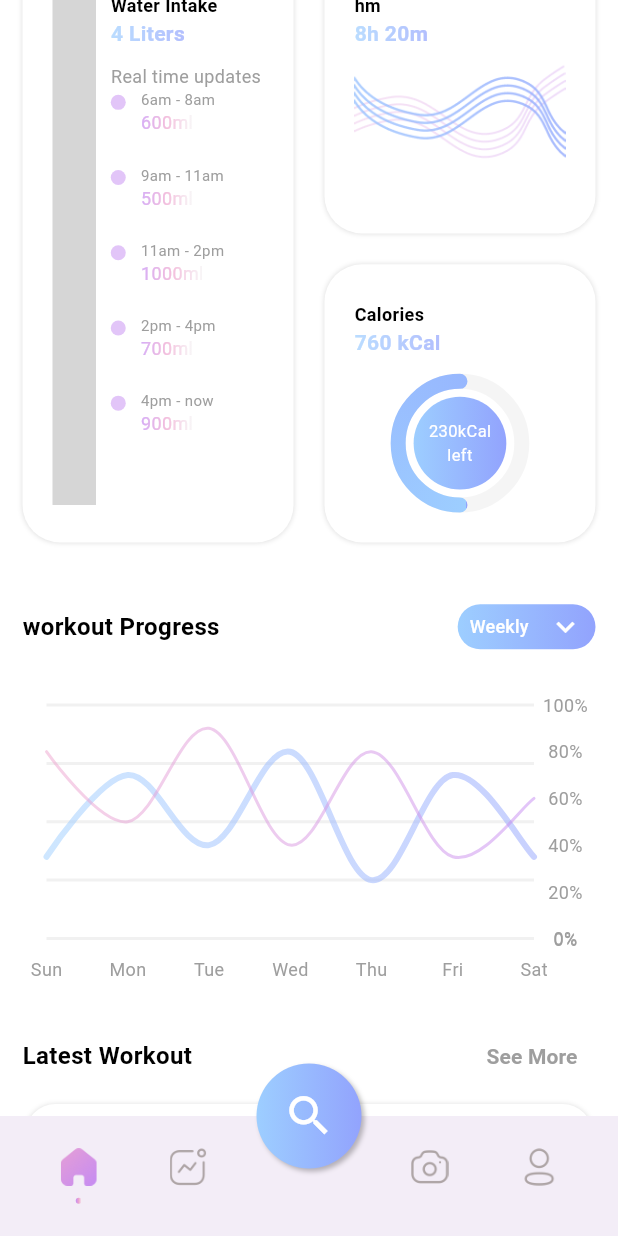
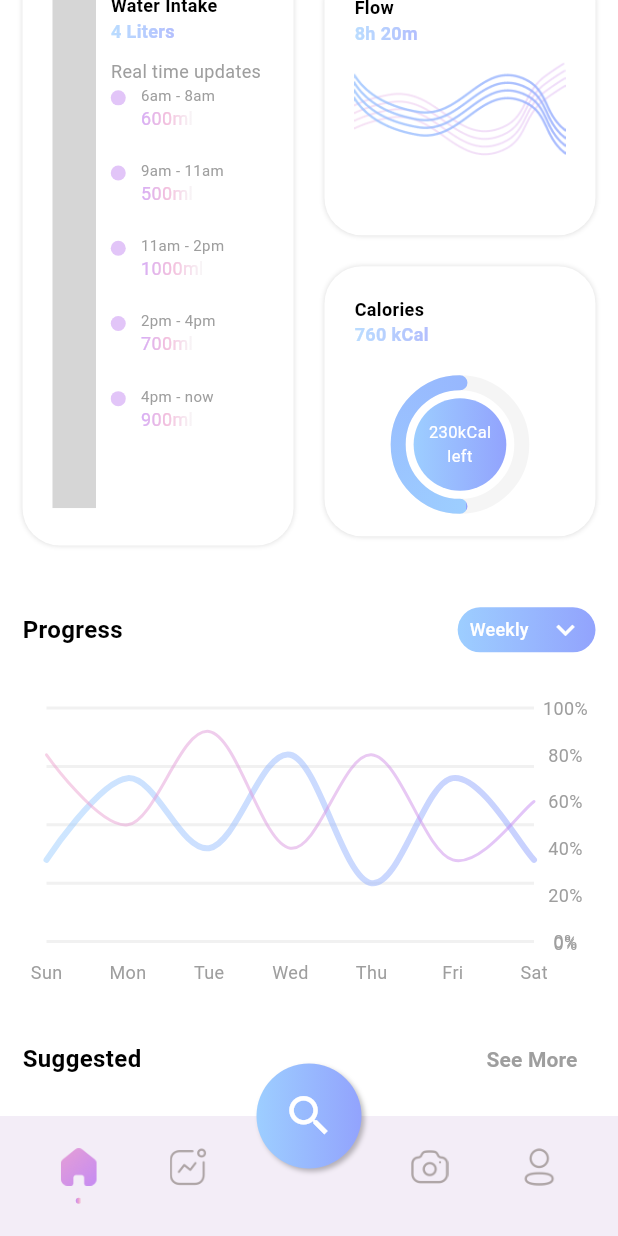
Before and after one commit to hareem7bilal/FITR, a Flutter app: the screen it shows once a user with an empty profile is signed in, scrolled down 576 dp, on a phone screen of 412 x 824 dp. Run offline on Flutter 3.47's test engine with Material 3 defaults, Android fonts, the light colour scheme and no system bars; drawn by our look-alikes of fl_chart, simple_circular_progress_bar; our stand-ins replace animated_toggle_switch, bloc, camera, carousel_slider, cloud_firestore, equatable and 11 more; missing offline and left inert: calendar_agenda, dotted_dashed_line, firebase_app_check, google_mlkit_commons, simple_animation_progress_bar, tflite and 1 more; accounts and stored records are empty; Roboto replaces fonts that are missing (Poppins); grey boxes are pictures that could not be loaded.

Commit message:
fixed layout

```diff
--- a/app/lib/views/home/home_view.dart
+++ b/app/lib/views/home/home_view.dart
@@ -10,10 +10,10 @@ import 'package:simple_circular_progress_bar/simple_circular_progress_bar.dart';
 import 'package:flutter_application_1/utils/color_extension.dart';
 import 'package:firebase_auth/firebase_auth.dart';
 import 'activity_tracker_view.dart';
-import 'finished_workout_view.dart';
 import 'package:flutter_application_1/views/login/login_view.dart';
+import 'package:flutter_application_1/views/workout_tracker/workout_detail_view.dart';
 import 'notification_view.dart';
-
+import 'package:flutter_application_1/blocs/workout_bloc/workout_bloc.dart';
 
 class HomeView extends StatefulWidget {
   const HomeView({super.key});
@@ -27,6 +27,11 @@ class _HomeViewState extends State<HomeView> {
   void initState() {
     super.initState();
     fetchCurrentUserData();
+    WidgetsBinding.instance.addPostFrameCallback((_) {
+      final userId = FirebaseAuth.instance.currentUser!.uid;
+      BlocProvider.of<WorkoutBloc>(context, listen: false)
+          .add(GetWorkouts(userId));
+    });
   }
 
   void fetchCurrentUserData() {
@@ -47,27 +52,50 @@ class _HomeViewState extends State<HomeView> {
 
   List lastWorkoutArr = [
     {
-      "name": "Yoga WorkOut",
-      "image": "assets/images/workouts/workout1.png",
-      "kcal": "180",
-      "time": "20",
-      "progress": 0.3
+      "name": "Yoga",
+      "image": "assets/images/workouts/workout10.png",
+      "kcal": "150",
+      "time": "30",
+      "difficulty": 0.2
     },
     {
-      "name": "Pilates Workout",
+      "name": "Pilates",
       "image": "assets/images/workouts/workout2.png",
-      "kcal": "200",
-      "time": "30",
-      "progress": 0.4
+      "kcal": "180",
+      "time": "35",
+      "difficulty": 0.3
     },
     {
       "name": "Dynamic Stretching",
+      "image": "assets/images/workouts/workout11.png",
+      "kcal": "200",
+      "time": "40",
+      "difficulty": 0.4
+    },
+    {
+      "name": "Leg Strengthening",
       "image": "assets/images/workouts/workout3.png",
-      "kcal": "300",
+      "kcal": "250",
+      "time": "45",
+      "difficulty": 0.6
+    },
+    {
+      "name": "Balance Training",
+      "image": "assets/images/workouts/workout9.png",
+      "kcal": "220",
       "time": "40",
-      "progress": 0.7
+      "difficulty": 0.5
     },
+    {
+      "name": "Ankle Mobility Training",
+      "image": "assets/images/workouts/workout12.png",
+      "kcal": "180",
+      "time": "25",
+      "difficulty": 0.4
+    },
+    // Add more workouts as needed
   ];
+
   List<int> showingTooltipOnSpots = [21];
 
   List<FlSpot> get allSpots => const [
@@ -159,7 +187,8 @@ class _HomeViewState extends State<HomeView> {
                         ),
                         BlocBuilder<UserBloc, UserState>(
                           builder: (context, state) {
-                            if (state.status == UserStatus.success && state.user != null) {
+                            if (state.status == UserStatus.success &&
+                                state.user != null) {
                               return Text(
                                 "${state.user!.firstName} ${state.user!.lastName}",
                                 style: TextStyle(
@@ -247,7 +276,9 @@ class _HomeViewState extends State<HomeView> {
                                     type: RoundButtonType.bgGradient,
                                     fontSize: 12,
                                     fontWeight: FontWeight.w400,
-                                      onPressed: () {}, elevation: 0.0,))
+                                    onPressed: () {},
+                                    elevation: 0.0,
+                                  ))
                             ],
                           ),
                           AspectRatio(
@@ -309,7 +340,8 @@ class _HomeViewState extends State<HomeView> {
                                     const ActivityTrackerView(),
                               ),
                             );
-                          }, elevation: 0.0,
+                          },
+                          elevation: 0.0,
                         ),
                       )
                     ],
@@ -480,7 +512,7 @@ class _HomeViewState extends State<HomeView> {
                   children: [
                     Expanded(
                       child: Container(
-                        height: media.width * 0.95,
+                        height: media.width * 0.955,
                         padding: const EdgeInsets.symmetric(
                             vertical: 25, horizontal: 20),
                         decoration: BoxDecoration(
@@ -535,7 +567,7 @@ class _HomeViewState extends State<HomeView> {
                                     style: TextStyle(
                                         color: TColor.white.withOpacity(0.7),
                                         fontWeight: FontWeight.w700,
-                                        fontSize: 14),
+                                        fontSize: 12),
                                   ),
                                 ),
                                 const SizedBox(
@@ -647,9 +679,9 @@ class _HomeViewState extends State<HomeView> {
                       children: [
                         Container(
                           width: double.maxFinite,
-                          height: media.width * 0.45,
+                          height: media.width * 0.438,
                           padding: const EdgeInsets.symmetric(
-                              vertical: 25, horizontal: 20),
+                              vertical: 20, horizontal: 20),
                           decoration: BoxDecoration(
                               color: Colors.white,
                               borderRadius: BorderRadius.circular(25),
@@ -660,7 +692,7 @@ class _HomeViewState extends State<HomeView> {
                               crossAxisAlignment: CrossAxisAlignment.start,
                               children: [
                                 Text(
-                                  "hm",
+                                  "Flow",
                                   style: TextStyle(
                                       color: TColor.black,
                                       fontSize: 12,
@@ -681,11 +713,12 @@ class _HomeViewState extends State<HomeView> {
                                     style: TextStyle(
                                         color: TColor.white.withOpacity(0.7),
                                         fontWeight: FontWeight.w700,
-                                        fontSize: 14),
+                                        fontSize: 12),
                                   ),
                                 ),
-                                const Spacer(),
-                                Image.asset("assets/images/graphs/sleep_graph.png",
+                                //const Spacer(),
+                                Image.asset(
+                                    "assets/images/graphs/sleep_graph.png",
                                     width: double.maxFinite,
                                     fit: BoxFit.fitWidth)
                               ]),
@@ -695,9 +728,9 @@ class _HomeViewState extends State<HomeView> {
                         ),
                         Container(
                           width: double.maxFinite,
-                          height: media.width * 0.45,
+                          height: media.width * 0.437,
                           padding: const EdgeInsets.symmetric(
-                              vertical: 25, horizontal: 20),
+                              vertical: 20, horizontal: 20),
                           decoration: BoxDecoration(
                               color: Colors.white,
                               borderRadius: BorderRadius.circular(25),
@@ -729,7 +762,7 @@ class _HomeViewState extends State<HomeView> {
                                     style: TextStyle(
                                         color: TColor.white.withOpacity(0.7),
                                         fontWeight: FontWeight.w700,
-                                        fontSize: 14),
+                                        fontSize: 12),
                                   ),
                                 ),
                                 const Spacer(),
@@ -786,7 +819,7 @@ class _HomeViewState extends State<HomeView> {
                   mainAxisAlignment: MainAxisAlignment.spaceBetween,
                   children: [
                     Text(
-                      "workout Progress",
+                      "Progress",
                       style: TextStyle(
                           color: TColor.black,
                           fontSize: 16,
@@ -946,7 +979,7 @@ class _HomeViewState extends State<HomeView> {
                   mainAxisAlignment: MainAxisAlignment.spaceBetween,
                   children: [
                     Text(
-                      "Latest Workout",
+                      "Suggested",
                       style: TextStyle(
                           color: TColor.black,
                           fontSize: 16,
@@ -964,25 +997,50 @@ class _HomeViewState extends State<HomeView> {
                     )
                   ],
                 ),
-                ListView.builder(
+                BlocBuilder<WorkoutBloc, WorkoutState>(
+                  builder: (context, state) {
+                    if (state is WorkoutLoaded) {
+                      var workoutArr = state.workouts;
+                      var filteredWorkouts = workoutArr
+                          .where((workout) =>
+                              workout.allowedUserIds.contains('standard'))
+                          .toList();
+                      return ListView.builder(
                         padding: EdgeInsets.zero,
                         physics: const NeverScrollableScrollPhysics(),
                         shrinkWrap: true,
-                    itemCount: lastWorkoutArr.length,
+                        itemCount: filteredWorkouts.length,
                         itemBuilder: (context, index) {
-                      var wObj = lastWorkoutArr[index] as Map? ?? {};
+                          final workout = filteredWorkouts[index];
                           return InkWell(
                             onTap: () {
                               Navigator.push(
                                 context,
                                 MaterialPageRoute(
-                                builder: (context) =>
-                                    const FinishedWorkoutView(),
+                                  builder: (context) => WorkoutDetailView(
+                                      workout:
+                                          workout), // Assuming FinishedWorkoutView is a StatefulWidget
                                 ),
                               );
                             },
-                          child: WorkoutRow(wObj: wObj));
-                    }),
+                            child: WorkoutRow(
+                              wObj: {
+                                "name": workout.name,
+                                "image": workout.image,
+                                "kcal": workout.kcal,
+                                "time": workout.duration,
+                                "difficulty": workout.difficultyLevel / 5
+                              },
+                            ),
+                          );
+                        },
+                      );
+                    } else {
+                      // Handle other states if needed
+                      return const Center(child: CircularProgressIndicator());
+                    }
+                  },
+                ),
                 SizedBox(
                   height: media.width * 0.1,
                 ),
--- a/app/lib/views/workout_tracker/workout_detail_view.dart
+++ b/app/lib/views/workout_tracker/workout_detail_view.dart
@@ -132,7 +132,7 @@ class _WorkoutDetailViewState extends State<WorkoutDetailView> {
                                       fontWeight: FontWeight.w700),
                                 ),
                                 Text(
-                                  "${widget.workout.numberOfExercises} Exercises | Duration: ${widget.workout.duration} | ${widget.workout.kcal ?? 0 * 1000} Calories Burn",
+                                  "${widget.workout.numberOfExercises} Exercises | Duration: ${widget.workout.duration} | ${widget.workout.kcal?.toInt()} kcal burn",
                                   style: TextStyle(
                                       color: TColor.grey, fontSize: 12),
                                 ),
--- a/app/lib/views/workout_tracker/workout_schedule_view.dart
+++ b/app/lib/views/workout_tracker/workout_schedule_view.dart
@@ -155,12 +155,11 @@ class _WorkoutScheduleViewState extends State<WorkoutScheduleView> {
                   height: 15,
                 )),
             weekDay: WeekDay.short,
-            backgroundColor: Colors.transparent,
             calendarBackground: Colors.grey.withOpacity(0.15),
             // fullCalendar: false,
             fullCalendarScroll: FullCalendarScroll.horizontal,
             fullCalendarDay: WeekDay.short,
-            selectedDateColor: Colors.white,
+            selectedDateColor: TColor.primaryColor1,
             dateColor: Colors.black,
             locale: 'en',
             initialDate: DateTime.now(),
@@ -171,7 +170,6 @@ class _WorkoutScheduleViewState extends State<WorkoutScheduleView> {
               _selectedDateAppBBar = date;
               setDayEventWorkoutList();
             },
-            selectedDayLogo: const AssetImage(""), // Use your actual logo asset
           ),
           Expanded(
             child: SingleChildScrollView(
@@ -410,7 +408,7 @@ class _WorkoutScheduleViewState extends State<WorkoutScheduleView> {
           width: 55,
           height: 55,
           decoration: BoxDecoration(
-              gradient: LinearGradient(colors: TColor.secondaryG),
+              gradient: LinearGradient(colors: TColor.primaryG),
               borderRadius: BorderRadius.circular(27.5),
               boxShadow: const [
                 BoxShadow(
--- a/app/lib/widgets/icon_title_next_row.dart
+++ b/app/lib/widgets/icon_title_next_row.dart
@@ -1,5 +1,4 @@
 import 'package:flutter/material.dart';
-
 import 'package:flutter_application_1/utils/color_extension.dart';
 
 class IconTitleNextRow extends StatelessWidget {
@@ -63,10 +62,10 @@ class IconTitleNextRow extends StatelessWidget {
                       controller: textEditingController,
                       focusNode: focusNode,
                       decoration: const InputDecoration(
-                        hintText: 'Enter here',
+                        hintText: 'Enter',
                         border: InputBorder.none,
                       ),
-                      style: TextStyle(color: TColor.grey, fontSize: 12),
+                      style: TextStyle(color: TColor.primaryColor1, fontSize: 11),
                       textAlign: TextAlign.right,
                     ),
             ),
--- a/app/lib/widgets/what_train_row.dart
+++ b/app/lib/widgets/what_train_row.dart
@@ -118,6 +118,7 @@ class WhatTrainRow extends StatelessWidget {
               ],
             ),
           ),
+           if (!wObj["isStandard"])
           Positioned(
             top: 5,
             right: 5,
--- a/app/lib/widgets/workout_row.dart
+++ b/app/lib/widgets/workout_row.dart
@@ -41,7 +41,7 @@ class WorkoutRow extends StatelessWidget {
                 ),
 
                 Text(
-                  "${ wObj["kcal"].toString() } Calories Burn | ${wObj["time"].toString()}minutes",
+                  "${ wObj["kcal"].toInt().toString() } kcal burn | ${wObj["time"].toString()}",
                   style: TextStyle(
                       color: TColor.grey,
                       fontSize: 10,),
@@ -54,7 +54,7 @@ class WorkoutRow extends StatelessWidget {
                   width: media.width * 0.5,
                   backgroundColor: Colors.grey.shade100,
                   foregrondColor: Colors.purple,
-                  ratio: wObj["progress"] as double? ?? 0.0,
+                  ratio: wObj["difficulty"] as double? ?? 0.0,
                   direction: Axis.horizontal,
                   curve: Curves.fastLinearToSlowEaseIn,
                   duration: const Duration(seconds: 3),
```
Also changed, not shown: app/lib/views/profile/profile_view.dart (+64 -13 lines), app/lib/views/workout_tracker/add_schedule.dart (+13 -10 lines), app/lib/views/workout_tracker/workout_tracker_view.dart (+28 -5 lines), app/packages/workout_repository/lib/src/models/my_workout_model.dart (+16 -4 lines), app/assets/images/workouts/workout10.png (added), app/assets/images/workouts/workout11.png (added), app/assets/images/workouts/workout12.png (added), app/assets/images/workouts/workout9.png (added). Lines whose indentation alone changed are shown as unchanged.
